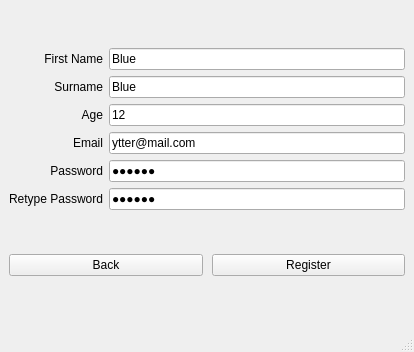
Old version of the form src/registerpage.ui in the repository Lemour-sudo/Aero-Bank.
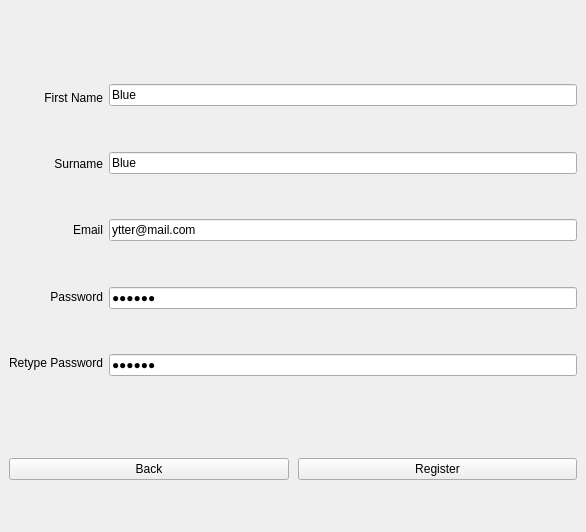
New version of the form.

Commit message: Re-styled ui's for better spacing between elements.

```diff
--- a/src/registerpage.ui
+++ b/src/registerpage.ui
@@ -6,8 +6,8 @@
    <rect>
     <x>0</x>
     <y>0</y>
-    <width>414</width>
-    <height>352</height>
+    <width>586</width>
+    <height>532</height>
    </rect>
   </property>
   <property name="windowTitle">
@@ -32,6 +32,19 @@
      <layout class="QHBoxLayout" name="horizontalLayout">
       <item>
        <layout class="QVBoxLayout" name="verticalLayout">
+        <item>
+         <spacer name="verticalSpacer_11">
+          <property name="orientation">
+           <enum>Qt::Vertical</enum>
+          </property>
+          <property name="sizeHint" stdset="0">
+           <size>
+            <width>20</width>
+            <height>40</height>
+           </size>
+          </property>
+         </spacer>
+        </item>
         <item>
          <widget class="QLabel" name="w3_labelName">
           <property name="layoutDirection">
@@ -48,6 +61,19 @@
           </property>
          </widget>
         </item>
+        <item>
+         <spacer name="verticalSpacer_12">
+          <property name="orientation">
+           <enum>Qt::Vertical</enum>
+          </property>
+          <property name="sizeHint" stdset="0">
+           <size>
+            <width>20</width>
+            <height>40</height>
+           </size>
+          </property>
+         </spacer>
+        </item>
         <item>
          <widget class="QLabel" name="w3_labelSurname">
           <property name="text">
@@ -62,17 +88,17 @@
          </widget>
         </item>
         <item>
-         <widget class="QLabel" name="w3_labelAge">
-          <property name="text">
-           <string>Age</string>
+         <spacer name="verticalSpacer_14">
+          <property name="orientation">
+           <enum>Qt::Vertical</enum>
           </property>
-          <property name="alignment">
-           <set>Qt::AlignRight|Qt::AlignTrailing|Qt::AlignVCenter</set>
+          <property name="sizeHint" stdset="0">
+           <size>
+            <width>20</width>
+            <height>40</height>
+           </size>
           </property>
-          <property name="buddy">
-           <cstring>w3_lineAge</cstring>
-          </property>
-         </widget>
+         </spacer>
         </item>
         <item>
          <widget class="QLabel" name="w3_labelEmail">
@@ -87,6 +113,19 @@
           </property>
          </widget>
         </item>
+        <item>
+         <spacer name="verticalSpacer_15">
+          <property name="orientation">
+           <enum>Qt::Vertical</enum>
+          </property>
+          <property name="sizeHint" stdset="0">
+           <size>
+            <width>20</width>
+            <height>40</height>
+           </size>
+          </property>
+         </spacer>
+        </item>
         <item>
          <widget class="QLabel" name="w3_labelPass1">
           <property name="text">
@@ -100,6 +139,19 @@
           </property>
          </widget>
         </item>
+        <item>
+         <spacer name="verticalSpacer_16">
+          <property name="orientation">
+           <enum>Qt::Vertical</enum>
+          </property>
+          <property name="sizeHint" stdset="0">
+           <size>
+            <width>20</width>
+            <height>40</height>
+           </size>
+          </property>
+         </spacer>
+        </item>
         <item>
          <widget class="QLabel" name="w3_labelPass2">
           <property name="text">
@@ -113,10 +165,36 @@
           </property>
          </widget>
         </item>
+        <item>
+         <spacer name="verticalSpacer_17">
+          <property name="orientation">
+           <enum>Qt::Vertical</enum>
+          </property>
+          <property name="sizeHint" stdset="0">
+           <size>
+            <width>20</width>
+            <height>40</height>
+           </size>
+          </property>
+         </spacer>
+        </item>
        </layout>
       </item>
       <item>
        <layout class="QVBoxLayout" name="verticalLayout_2">
+        <item>
+         <spacer name="verticalSpacer_4">
+          <property name="orientation">
+           <enum>Qt::Vertical</enum>
+          </property>
+          <property name="sizeHint" stdset="0">
+           <size>
+            <width>20</width>
+            <height>40</height>
+           </size>
+          </property>
+         </spacer>
+        </item>
         <item>
          <widget class="QLineEdit" name="w3_lineName">
           <property name="text">
@@ -124,6 +202,19 @@
           </property>
          </widget>
         </item>
+        <item>
+         <spacer name="verticalSpacer_5">
+          <property name="orientation">
+           <enum>Qt::Vertical</enum>
+          </property>
+          <property name="sizeHint" stdset="0">
+           <size>
+            <width>20</width>
+            <height>40</height>
+           </size>
+          </property>
+         </spacer>
+        </item>
         <item>
          <widget class="QLineEdit" name="w3_lineSurname">
           <property name="text">
@@ -132,11 +223,17 @@
          </widget>
         </item>
         <item>
-         <widget class="QLineEdit" name="w3_lineAge">
-          <property name="text">
-           <string>12</string>
+         <spacer name="verticalSpacer_7">
+          <property name="orientation">
+           <enum>Qt::Vertical</enum>
           </property>
-         </widget>
+          <property name="sizeHint" stdset="0">
+           <size>
+            <width>20</width>
+            <height>40</height>
+           </size>
+          </property>
+         </spacer>
         </item>
         <item>
          <widget class="QLineEdit" name="w3_lineEmail">
@@ -148,6 +245,19 @@
           </property>
          </widget>
         </item>
+        <item>
+         <spacer name="verticalSpacer_8">
+          <property name="orientation">
+           <enum>Qt::Vertical</enum>
+          </property>
+          <property name="sizeHint" stdset="0">
+           <size>
+            <width>20</width>
+            <height>40</height>
+           </size>
+          </property>
+         </spacer>
+        </item>
         <item>
          <widget class="QLineEdit" name="w3_linePass1">
           <property name="enabled">
@@ -161,6 +271,19 @@
           </property>
          </widget>
         </item>
+        <item>
+         <spacer name="verticalSpacer_9">
+          <property name="orientation">
+           <enum>Qt::Vertical</enum>
+          </property>
+          <property name="sizeHint" stdset="0">
+           <size>
+            <width>20</width>
+            <height>40</height>
+           </size>
+          </property>
+         </spacer>
+        </item>
         <item>
          <widget class="QLineEdit" name="w3_linePass2">
           <property name="enabled">
@@ -174,6 +297,19 @@
           </property>
          </widget>
         </item>
+        <item>
+         <spacer name="verticalSpacer_10">
+          <property name="orientation">
+           <enum>Qt::Vertical</enum>
+          </property>
+          <property name="sizeHint" stdset="0">
+           <size>
+            <width>20</width>
+            <height>40</height>
+           </size>
+          </property>
+         </spacer>
+        </item>
        </layout>
       </item>
      </layout>
@@ -233,17 +369,6 @@
     </item>
    </layout>
   </widget>
-  <widget class="QMenuBar" name="menubar">
-   <property name="geometry">
-    <rect>
-     <x>0</x>
-     <y>0</y>
-     <width>414</width>
-     <height>26</height>
-    </rect>
-   </property>
-  </widget>
-  <widget class="QStatusBar" name="statusbar"/>
  </widget>
  <resources/>
  <connections/>
```
The commit also changes 3 other files.
